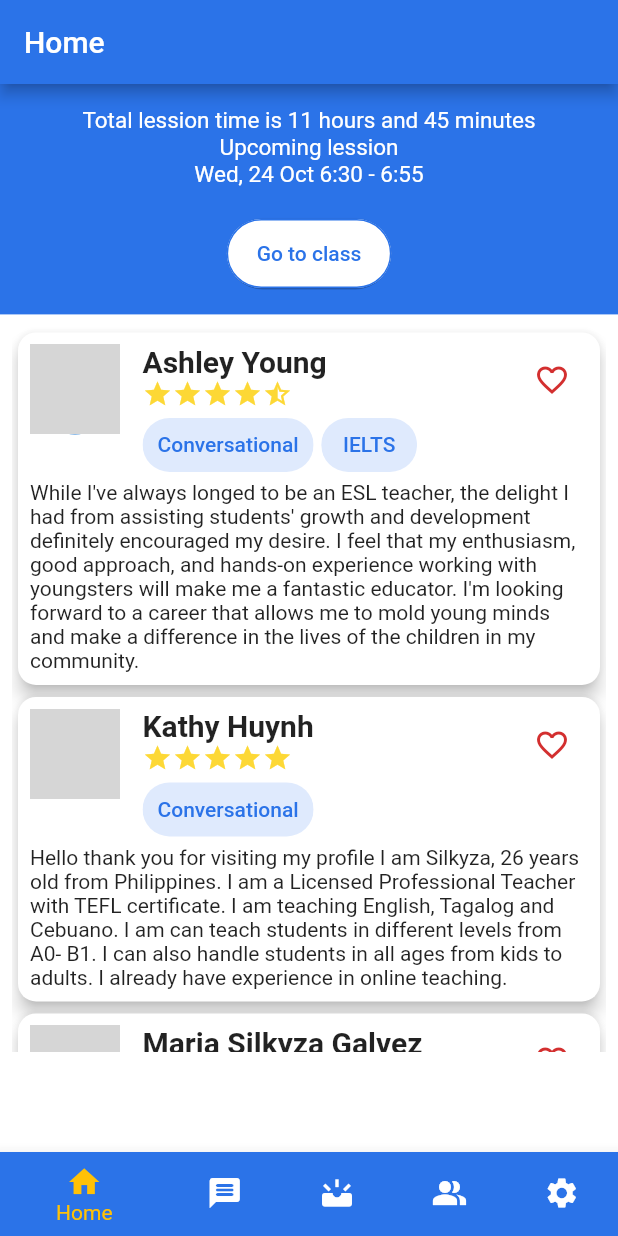
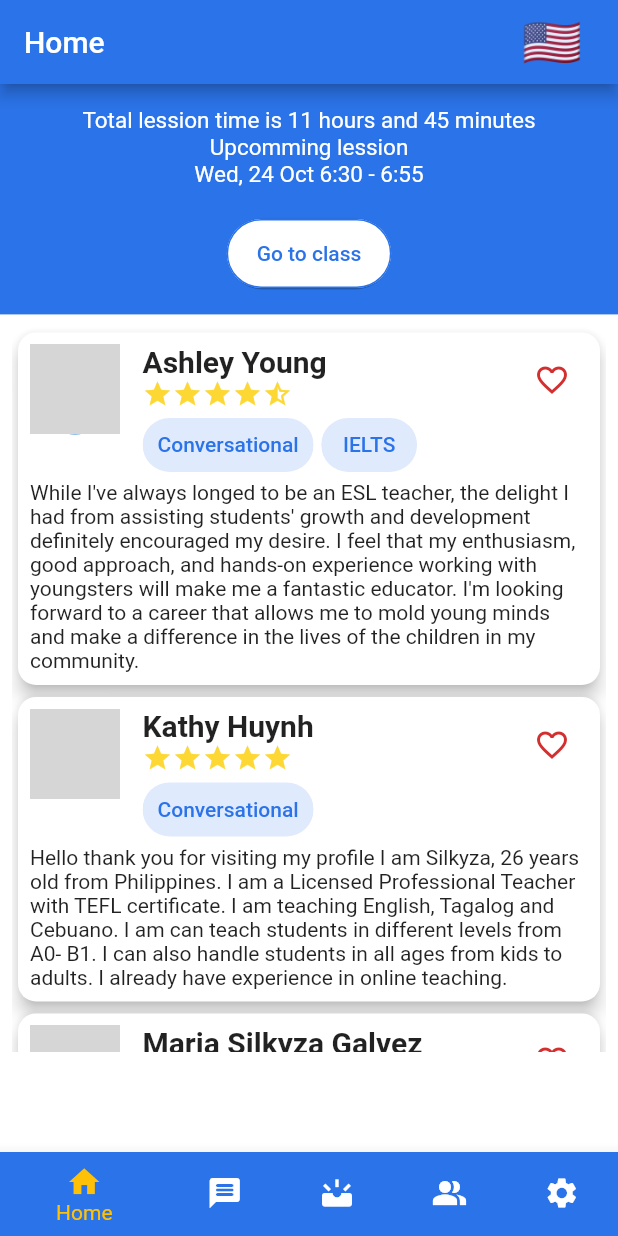
Before and after one commit to hoangpm6814/One-On-One-Learning, a Flutter app: the screen it shows after launch, on a phone screen of 412 x 824 dp. Run offline on Flutter 3.47's test engine with Material 2 defaults, Android fonts, the phone set to English and light mode, and no system bars; our stand-ins replace flutter_svg; generated files the repository leaves out were written again; network calls fail; grey boxes are pictures that could not be loaded.

Commit message:
Add multiple language setting

```diff
--- /dev/null
+++ b/l10n.yaml
@@ -0,0 +1,3 @@
+arb-dir: lib/l10n
+template-arb-file: app_en.arb
+output-localization-file: app_localizations.dart
--- /dev/null
+++ b/lib/customWidgets/language_picker_widget.dart
@@ -0,0 +1,60 @@
+import 'package:flutter/material.dart';
+import 'package:lettutor/l10n/l10n.dart';
+import 'package:lettutor/models/locale_provider.dart';
+import 'package:provider/provider.dart';
+
+class LanguageWidget extends StatelessWidget {
+  @override
+  Widget build(BuildContext context) {
+    final locale = Localizations.localeOf(context);
+    final flag = L10n.getFlag(locale.languageCode);
+
+    return Center(
+      child: CircleAvatar(
+        backgroundColor: Colors.white,
+        radius: 72,
+        child: Text(
+          flag,
+          style: TextStyle(fontSize: 80),
+        ),
+      ),
+    );
+  }
+}
+
+class LanguagePickerWidget extends StatelessWidget {
+  @override
+  Widget build(BuildContext context) {
+    final provider = Provider.of<LocaleProvider>(context);
+    final locale = provider.locale ?? Locale('en');
+
+    return DropdownButtonHideUnderline(
+      child: DropdownButton(
+        value: locale,
+        icon: Container(width: 12),
+        items: L10n.all.map(
+          (locale) {
+            final flag = L10n.getFlag(locale.languageCode);
+
+            return DropdownMenuItem(
+              child: Center(
+                child: Text(
+                  flag,
+                  style: TextStyle(fontSize: 32),
+                ),
+              ),
+              value: locale,
+              onTap: () {
+                final provider =
+                    Provider.of<LocaleProvider>(context, listen: false);
+
+                provider.setLocale(locale);
+              },
+            );
+          },
+        ).toList(),
+        onChanged: (_) {},
+      ),
+    );
+  }
+}
--- /dev/null
+++ b/lib/l10n/l10n.dart
@@ -0,0 +1,18 @@
+import 'package:flutter/material.dart';
+
+class L10n {
+  static final all = [
+    const Locale('en'),
+    const Locale('vi'),
+  ];
+
+  static String getFlag(String code) {
+    switch (code) {
+      case 'vi':
+        return '🇻🇳';
+      case 'en':
+      default:
+        return '🇺🇸';
+    }
+  }
+}
--- a/lib/main.dart
+++ b/lib/main.dart
@@ -1,5 +1,8 @@
 import 'package:flutter/material.dart';
+import 'package:flutter_localizations/flutter_localizations.dart';
 import 'package:lettutor/constants.dart';
+import 'package:lettutor/l10n/l10n.dart';
+import 'package:lettutor/models/locale_provider.dart';
 import 'package:lettutor/models/rating_provider.dart';
 import 'package:lettutor/models/schedule_provider.dart';
 import 'package:lettutor/models/tutor_provider.dart';
@@ -10,6 +13,7 @@ import 'package:lettutor/screens/Tabs/tabs_screen.dart';
 import 'package:lettutor/screens/Tutor/search_tutor_list_screen.dart';
 import 'package:lettutor/screens/Tutor/tutor_list_screen.dart';
 import 'package:provider/provider.dart';
+import 'package:flutter_gen/gen_l10n/app_localizations.dart';
 
 void main() => runApp(const MyApp());
 
@@ -35,12 +39,24 @@ class _MyAppState extends State<MyApp> {
           value: RatingProvider(),
         ),
       ],
-      child: MaterialApp(
+      child: ChangeNotifierProvider(
+        create: (context) => LocaleProvider(),
+        builder: (context, child) {
+          final localeProvider = Provider.of<LocaleProvider>(context);
+          return MaterialApp(
             title: 'One-on-one App',
             theme: ThemeData(
               primaryColor: kPrimaryColor,
               scaffoldBackgroundColor: Colors.white,
             ),
+            locale: localeProvider.locale,
+            supportedLocales: L10n.all,
+            localizationsDelegates: [
+              AppLocalizations.delegate,
+              GlobalMaterialLocalizations.delegate,
+              GlobalCupertinoLocalizations.delegate,
+              GlobalWidgetsLocalizations.delegate,
+            ],
             initialRoute: '/', // default is '/'
             routes: {
               '/': (ctx) => TabsScreen(),
@@ -55,6 +71,8 @@ class _MyAppState extends State<MyApp> {
             onUnknownRoute: (settings) {
               return MaterialPageRoute(
                 builder: (ctx) => TutorListScreen(),
+              );
+            },
           );
         },
       ),
--- /dev/null
+++ b/lib/models/locale_provider.dart
@@ -0,0 +1,20 @@
+import 'package:flutter/material.dart';
+import 'package:lettutor/l10n/l10n.dart';
+
+class LocaleProvider extends ChangeNotifier {
+  Locale _locale;
+
+  Locale get locale => _locale;
+
+  void setLocale(Locale locale) {
+    if (!L10n.all.contains(locale)) return;
+
+    _locale = locale;
+    notifyListeners();
+  }
+
+  void clearLocale() {
+    _locale = null;
+    notifyListeners();
+  }
+}
--- a/lib/screens/Tabs/tabs_screen.dart
+++ b/lib/screens/Tabs/tabs_screen.dart
@@ -1,10 +1,12 @@
 import 'package:flutter/material.dart';
 import 'package:lettutor/constants.dart';
+import 'package:lettutor/customWidgets/language_picker_widget.dart';
 import 'package:lettutor/screens/AccountManagement/setting_screen.dart';
 import 'package:lettutor/screens/Chat/chat_screen.dart';
 import 'package:lettutor/screens/Schedule/schedule_list_screen.dart';
 import 'package:lettutor/screens/Tutor/search_tutor_list_screen.dart';
 import 'package:lettutor/screens/Tutor/tutor_list_screen.dart';
+import 'package:flutter_gen/gen_l10n/app_localizations.dart';
 
 class TabsScreen extends StatefulWidget {
   const TabsScreen({Key key}) : super(key: key);
@@ -19,6 +21,8 @@ class _TabsScreenState extends State<TabsScreen> {
 
   @override
   void initState() {
+    // String lang = AppLocalizations.of(context).language;
+    // print(lang);
     _pages = [
       {
         'page': TutorListScreen(),
@@ -30,7 +34,7 @@ class _TabsScreenState extends State<TabsScreen> {
       },
       {
         'page': ScheduleListScreen(),
-        'title': 'UpComing',
+        'title': 'Upcomming',
       },
       {
         'page': SearchTutorListScreen(),
@@ -52,10 +56,30 @@ class _TabsScreenState extends State<TabsScreen> {
 
   @override
   Widget build(BuildContext context) {
+    String textAppBar(String pageTitle) {
+      if (pageTitle == "Home")
+        return AppLocalizations.of(context).home;
+      else if (pageTitle == "Message")
+        return AppLocalizations.of(context).message;
+      else if (pageTitle == "Upcomming")
+        return AppLocalizations.of(context).upcomming;
+      else if (pageTitle == "Tutors")
+        return AppLocalizations.of(context).tutors;
+      return AppLocalizations.of(context).settings;
+    }
+
     return Scaffold(
       appBar: AppBar(
         backgroundColor: kPrimaryColor,
-        title: Text(_pages[_selectedPageIndex]['title']),
+        title: Text(
+          textAppBar(_pages[_selectedPageIndex]['title']),
+        ),
+        actions: [
+          LanguagePickerWidget(),
+          const SizedBox(
+            width: 12,
+          ),
+        ],
       ),
       // drawer: MainDrawer(),
       body: _pages[_selectedPageIndex]['page'],
@@ -72,27 +96,27 @@ class _TabsScreenState extends State<TabsScreen> {
             icon: const Icon(
               Icons.home,
             ),
-            label: "Home",
+            label: AppLocalizations.of(context).home,
           ),
           BottomNavigationBarItem(
             backgroundColor: Theme.of(context).primaryColor,
             icon: const Icon(Icons.message_rounded),
-            label: "Message",
+            label: AppLocalizations.of(context).message,
           ),
           BottomNavigationBarItem(
             backgroundColor: Theme.of(context).primaryColor,
             icon: const Icon(Icons.upcoming),
-            label: "Upcoming",
+            label: AppLocalizations.of(context).upcomming,
           ),
           BottomNavigationBarItem(
             backgroundColor: Theme.of(context).primaryColor,
             icon: const Icon(Icons.people_alt),
-            label: "Tutors",
+            label: AppLocalizations.of(context).tutors,
           ),
           BottomNavigationBarItem(
             backgroundColor: Theme.of(context).primaryColor,
             icon: const Icon(Icons.settings),
-            label: "Settings",
+            label: AppLocalizations.of(context).settings,
           ),
         ],
       ),
--- a/lib/screens/Tutor/local_widgets/heading.dart
+++ b/lib/screens/Tutor/local_widgets/heading.dart
@@ -2,6 +2,7 @@ import 'package:flutter/material.dart';
 import 'package:lettutor/constants.dart';
 import 'package:lettutor/customWidgets/rounded_button_small_padding.dart';
 import 'package:lettutor/screens/VideoConference/video_conference_screen.dart';
+import 'package:flutter_gen/gen_l10n/app_localizations.dart';
 
 class Heading extends StatelessWidget {
   const Heading({
@@ -14,7 +15,7 @@ class Heading extends StatelessWidget {
       crossAxisAlignment: CrossAxisAlignment.center,
       children: [
         Text(
-          "Total lession time is 11 hours and 45 minutes",
+          AppLocalizations.of(context).lesson_time_spent("11", "45"),
           style: TextStyle(
             fontWeight: FontWeight.normal,
             fontSize: 15,
@@ -22,7 +23,7 @@ class Heading extends StatelessWidget {
           ),
         ),
         Text(
-          "Upcoming lession",
+          AppLocalizations.of(context).upcomming_lession,
           style: TextStyle(
             fontWeight: FontWeight.normal,
             fontSize: 15,
@@ -43,7 +44,7 @@ class Heading extends StatelessWidget {
         RoundedButtonSmallPadding(
           color: Colors.white,
           textColor: kPrimaryColor,
-          text: "Go to class",
+          text: AppLocalizations.of(context).go_to_class,
           press: () {
             Navigator.push(
               context,
--- a/pubspec.yaml
+++ b/pubspec.yaml
@@ -29,6 +29,8 @@ environment:
 dependencies:
   flutter:
     sdk: flutter
+  flutter_localizations:
+    sdk: flutter
   provider: ^6.0.1
   intl: ^0.17.0
 
@@ -54,7 +56,7 @@ dev_dependencies:
 
 # The following section is specific to Flutter.
 flutter:
-
+  generate: true
   # The following line ensures that the Material Icons font is
   # included with your application, so that you can use the icons in
   # the material Icons class.
```
Also changed, not shown: lib/l10n/app_en.arb (added, +38 -0 lines), lib/l10n/app_vi.arb (added, +13 -0 lines). Lines whose indentation alone changed are shown as unchanged.
